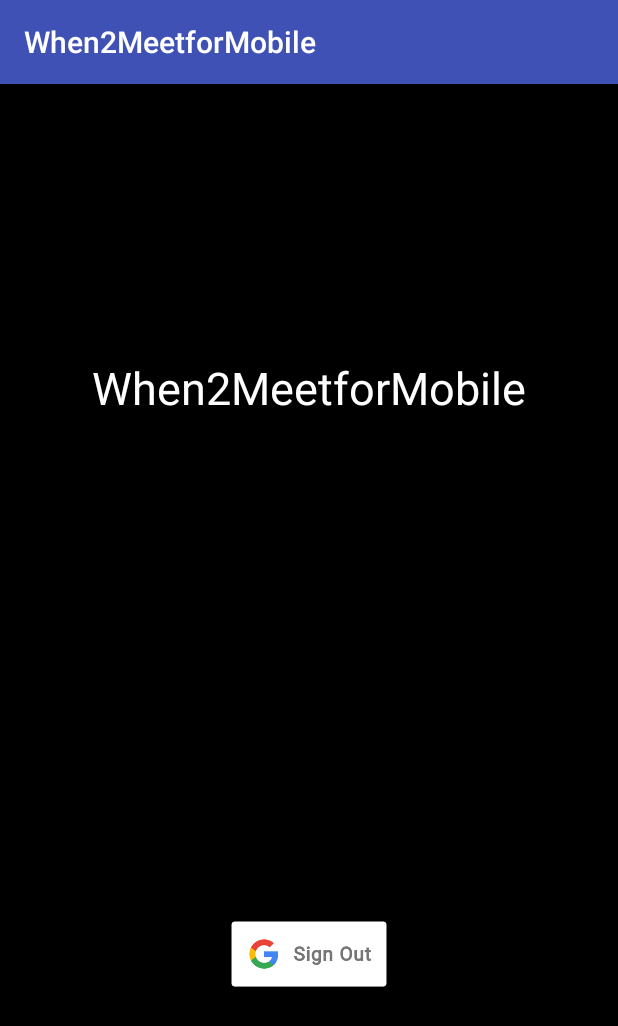
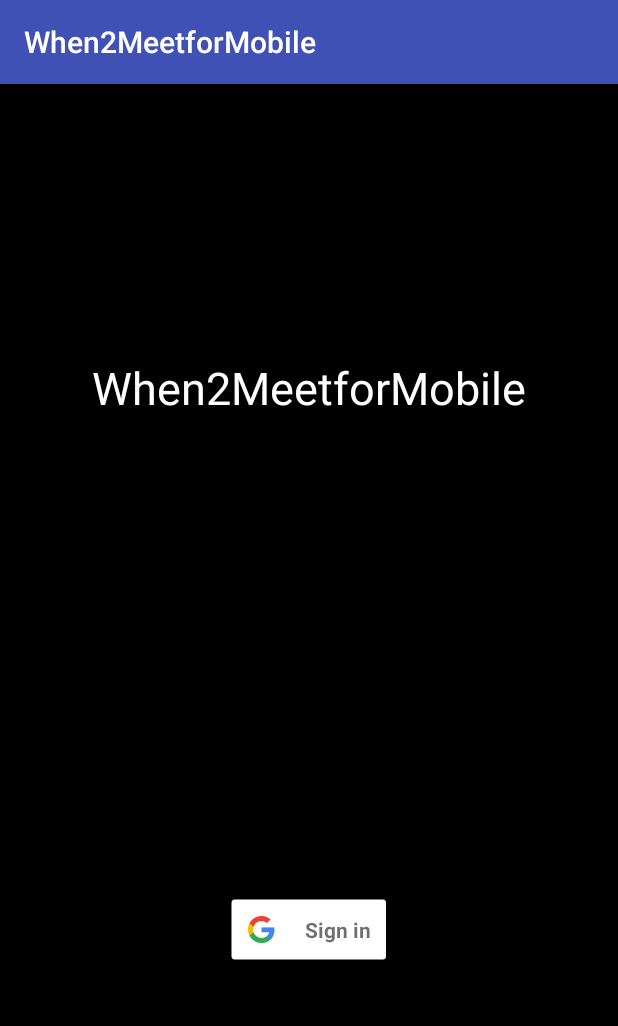
Before and after one commit to Sangeun44/When2MeetforMobile, an Android app: the screen it shows after launch (MainActivity), on a phone screen of 412 x 824 dp. Shown: the top 1026 px of the screen. Run offline under Robolectric (Android 15) with nearby library versions, the phone set to English and light mode, and no system bars; our stand-ins replace Firebase (no records; nobody signed in at launch, a user with empty details on screens opened directly).

Commit message:
deleted signed in

```diff
--- a/app/src/main/java/edu/upenn/cis350/g8/when2meetformobile/MainActivity.java
+++ b/app/src/main/java/edu/upenn/cis350/g8/when2meetformobile/MainActivity.java
@@ -26,7 +26,6 @@ public class MainActivity extends AppCompatActivity implements View.OnClickListe
     private static final String TAG = "When2MeetMain";
     private static final int RC_SIGN_IN = 123;
     private GoogleSignInClient mGoogleSignInClient;
-    private static boolean signedIn = false;
 
     @Override
     protected void onCreate(Bundle savedInstanceState) {
@@ -47,11 +46,9 @@ public class MainActivity extends AppCompatActivity implements View.OnClickListe
     @Override
     public void onClick(View view) {
         if (view.getId() == R.id.sign_in_button) {
-            signedIn = true;
             Intent signInIntent = mGoogleSignInClient.getSignInIntent();
             startActivityForResult(signInIntent, RC_SIGN_IN);
         } else if (view.getId() == R.id.sign_out_button) {
-            signedIn = false;
             mGoogleSignInClient.signOut()
                     .addOnCompleteListener(this, new OnCompleteListener<Void>() {
                         @Override
@@ -113,14 +110,11 @@ public class MainActivity extends AppCompatActivity implements View.OnClickListe
      * @param account user account to update UI with, {@code null} if no such user
      */
     private void updateUI(GoogleSignInAccount account) {
-        if (account != null) {
-            signedIn = true;
-        }
         findViewById(R.id.sign_in_button)
-                .setVisibility(signedIn ? View.VISIBLE : View.INVISIBLE);
+                .setVisibility(account == null ? View.VISIBLE : View.INVISIBLE);
         findViewById(R.id.sign_out_button)
-                .setVisibility(signedIn ? View.INVISIBLE : View.VISIBLE);
+                .setVisibility(account == null ? View.INVISIBLE : View.VISIBLE);
         findViewById(R.id.home_page_button)
-                .setVisibility(signedIn ? View.INVISIBLE : View.VISIBLE);
+                .setVisibility(account == null ? View.INVISIBLE : View.VISIBLE);
     }
 }
```
